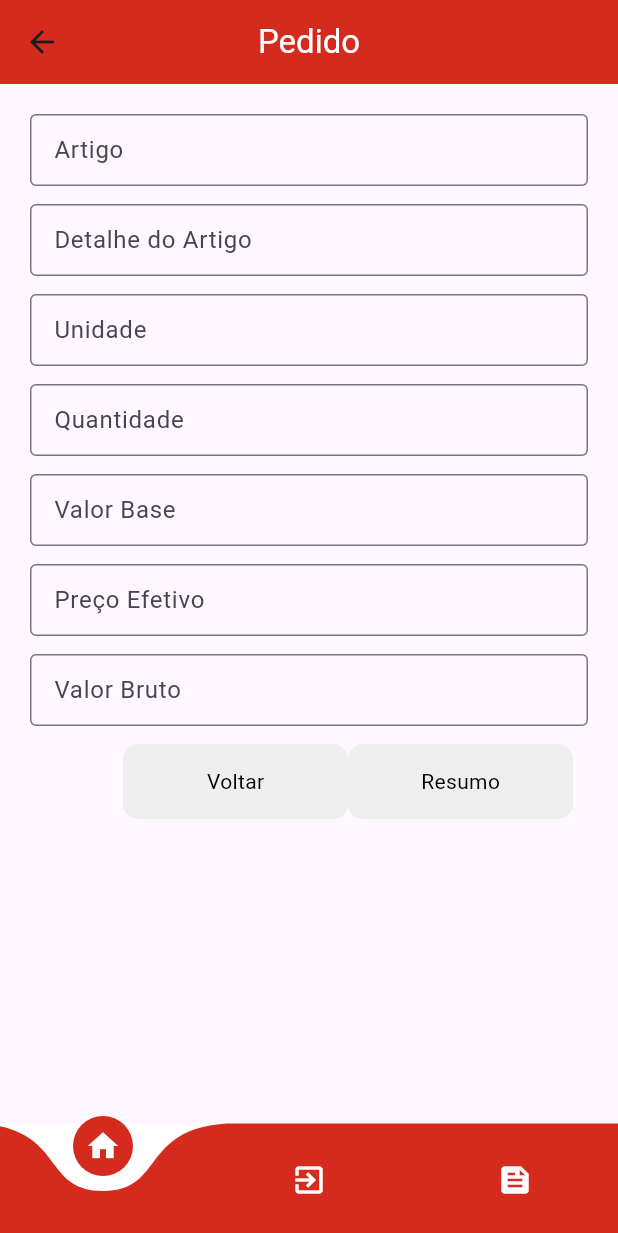
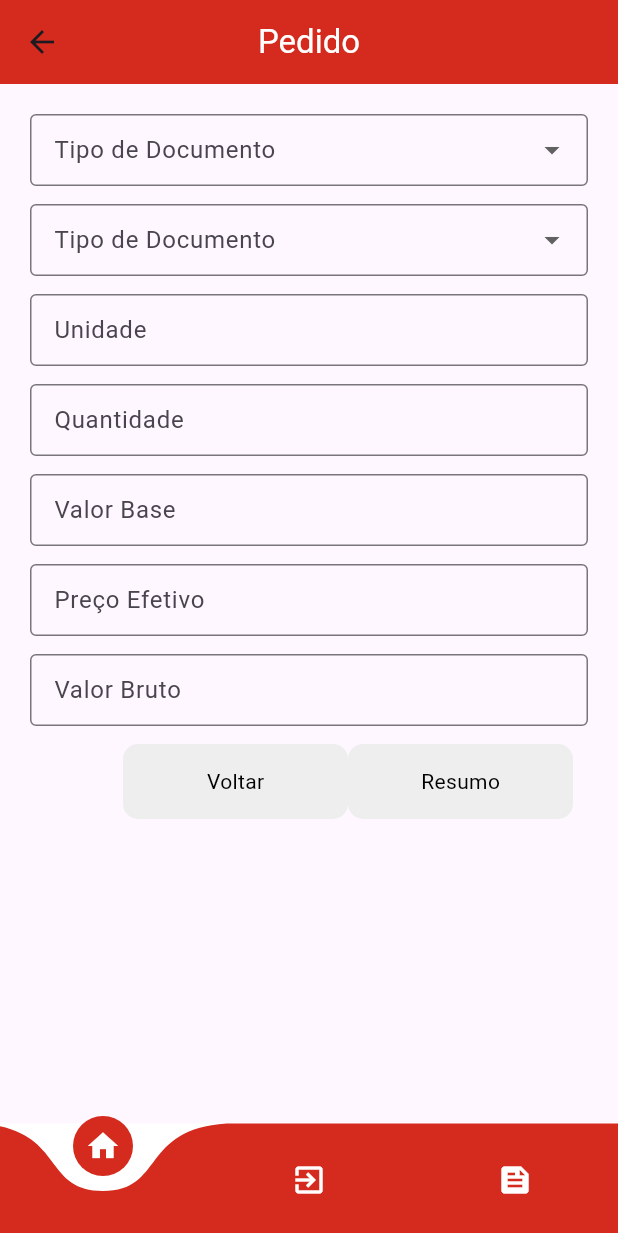
Before and after one commit to kelidss/StikVendas, a Flutter app: the PedidoPage screen opened directly, swiped to page 2, on a phone screen of 412 x 824 dp. Shown: the top 1233 px of the screen. Run offline on Flutter 3.47's test engine with Material 3 defaults, Android fonts, the phone set to English and light mode, and no system bars; drawn by our look-alikes of curved_navigation_bar; our stand-ins replace awesome_dialog, carousel_slider, mask_text_input_formatter, percent_indicator.

Commit message:
subindo erro drop

```diff
--- a/lib/Views/PedidoPage.dart
+++ b/lib/Views/PedidoPage.dart
@@ -22,8 +22,15 @@ class _PedidoPageState extends State<PedidoPage> {
   void initState() {
     super.initState();
     textEditingController = textEditingController;
+
     _pageController = PageController();
   }
+
+  String? _selectedTipoDocumento;
+  String? _selectedTipoCobranca;
+  String? _selectedFormaPagamento;
+  String? _selectedArtigo;
+  String? _selectedDetalheDoArtigo;
 
   _todosCamposPreenchidos1() {
     return DtPedidoController.text.isNotEmpty &&
@@ -41,7 +48,6 @@ class _PedidoPageState extends State<PedidoPage> {
       _pageController.nextPage(
         duration: const Duration(milliseconds: 100),
         curve: Curves.easeInOut,
-
       );
     } else {
       AwesomeDialog(
@@ -105,6 +111,7 @@ class _PedidoPageState extends State<PedidoPage> {
         child: PageView(
           controller: _pageController,
           children: [
+            // pagina 1
             Wrap(
               children: [
                 const SizedBox(
@@ -155,8 +162,23 @@ class _PedidoPageState extends State<PedidoPage> {
                   ),
                 ),
                 const SizedBox(height: 60),
-                TextFormField(
-                  controller: TpDocumentoController,
+                DropdownButtonFormField<String>(
+                  value: _selectedTipoDocumento,
+                  onChanged: (newValue) {
+                    setState(() {
+                      _selectedTipoDocumento = newValue;
+                    });
+                  },
+                  items: const [
+                    DropdownMenuItem(
+                      value: 'RG',
+                      child: Text('RG'),
+                    ),
+                    DropdownMenuItem(
+                      value: 'CPF',
+                      child: Text('CPF'),
+                    ),
+                  ],
                   decoration: const InputDecoration(
                     labelText: 'Tipo de Documento',
                     border: OutlineInputBorder(),
@@ -165,8 +187,23 @@ class _PedidoPageState extends State<PedidoPage> {
                   ),
                 ),
                 const SizedBox(height: 60),
-                TextFormField(
-                  controller: TipoCobracaController,
+                DropdownButtonFormField<String>(
+                  value: _selectedTipoCobranca,
+                  onChanged: (newValue) {
+                    setState(() {
+                      _selectedTipoCobranca = newValue;
+                    });
+                  },
+                  items: const [
+                    DropdownMenuItem(
+                      value: 'Opção 1',
+                      child: Text('Opção 1'),
+                    ),
+                    DropdownMenuItem(
+                      value: 'Opção 2',
+                      child: Text('Opção 2'),
+                    ),
+                  ],
                   decoration: const InputDecoration(
                     labelText: 'Tipo de Cobrança',
                     border: OutlineInputBorder(),
@@ -175,10 +212,25 @@ class _PedidoPageState extends State<PedidoPage> {
                   ),
                 ),
                 const SizedBox(height: 60),
-                TextFormField(
-                  controller: FormaPgtoController,
+                DropdownButtonFormField<String>(
+                  value: _selectedFormaPagamento,
+                  onChanged: (newValue) {
+                    setState(() {
+                      _selectedFormaPagamento = newValue;
+                    });
+                  },
+                  items: const [
+                    DropdownMenuItem(
+                      value: 'BOLETO',
+                      child: Text('BOLETO'),
+                    ),
+                    DropdownMenuItem(
+                      value: 'PIX',
+                      child: Text('PIX'),
+                    ),
+                  ],
                   decoration: const InputDecoration(
-                    labelText: 'Forma de Pagamento',
+                    labelText: 'Forma de pagamento',
                     border: OutlineInputBorder(),
                     isDense: true,
                     floatingLabelBehavior: FloatingLabelBehavior.auto,
@@ -246,28 +298,60 @@ class _PedidoPageState extends State<PedidoPage> {
                 ),
               ],
             ),
+            //pagina 2
             Wrap(
               children: [
                 const SizedBox(
                   height: 60,
                 ),
-                TextFormField(
-                  controller: ArtigoController,
+                DropdownButtonFormField<String>(
+                  value: _selectedArtigo,
+                  onChanged: (newValue) {
+                    setState(() {
+                      _selectedTipoDocumento = newValue;
+                    });
+                  },
+                  items: const [
+                    DropdownMenuItem(
+                      value: 'teste',
+                      child: Text('teste'),
+                    ),
+                    DropdownMenuItem(
+                      value: 'teste2',
+                      child: Text('teste2'),
+                    ),
+                  ],
                   decoration: const InputDecoration(
-                    labelText: 'Artigo',
+                    labelText: 'Tipo de Documento',
                     border: OutlineInputBorder(),
                     isDense: true,
                     floatingLabelBehavior: FloatingLabelBehavior.auto,
                   ),
                 ),
                 const SizedBox(height: 10),
-                TextFormField(
-                  controller: DetArtigoController,
+                DropdownButtonFormField<String>(
+                  value: _selectedDetalheDoArtigo,
+                  onChanged: (newValue) {
+                    setState(() {
+                      _selectedTipoDocumento = newValue;
+                    });
+                  },
+                  items: const [
+                    DropdownMenuItem(
+                      value: 'teste3',
+                      child: Text('teste3'),
+                    ),
+                    DropdownMenuItem(
+                      value: 'teste4',
+                      child: Text('teste4'),
+                    ),
+                  ],
                   decoration: const InputDecoration(
-                      labelText: 'Detalhe do Artigo',
-                      border: OutlineInputBorder(),
-                      isDense: true,
-                      floatingLabelBehavior: FloatingLabelBehavior.auto),
+                    labelText: 'Tipo de Documento',
+                    border: OutlineInputBorder(),
+                    isDense: true,
+                    floatingLabelBehavior: FloatingLabelBehavior.auto,
+                  ),
                 ),
                 const SizedBox(height: 60),
                 TextFormField(
```
Also changed, not shown: lib/Controllers/Controller_Pedido.dart (indentation only).
